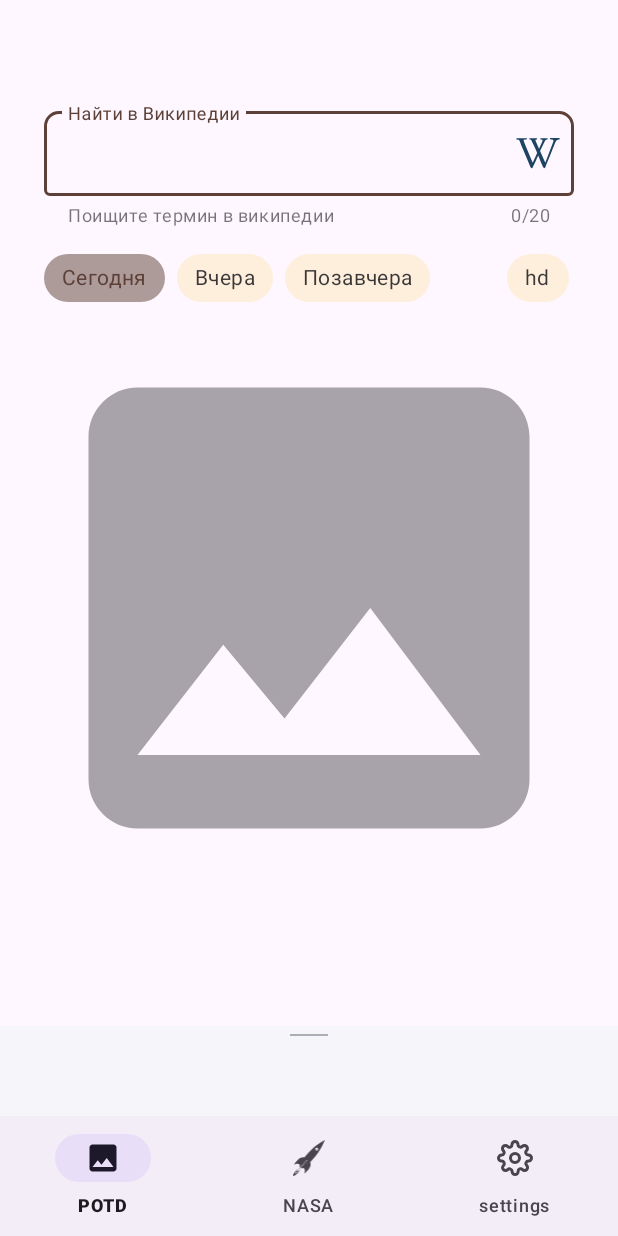
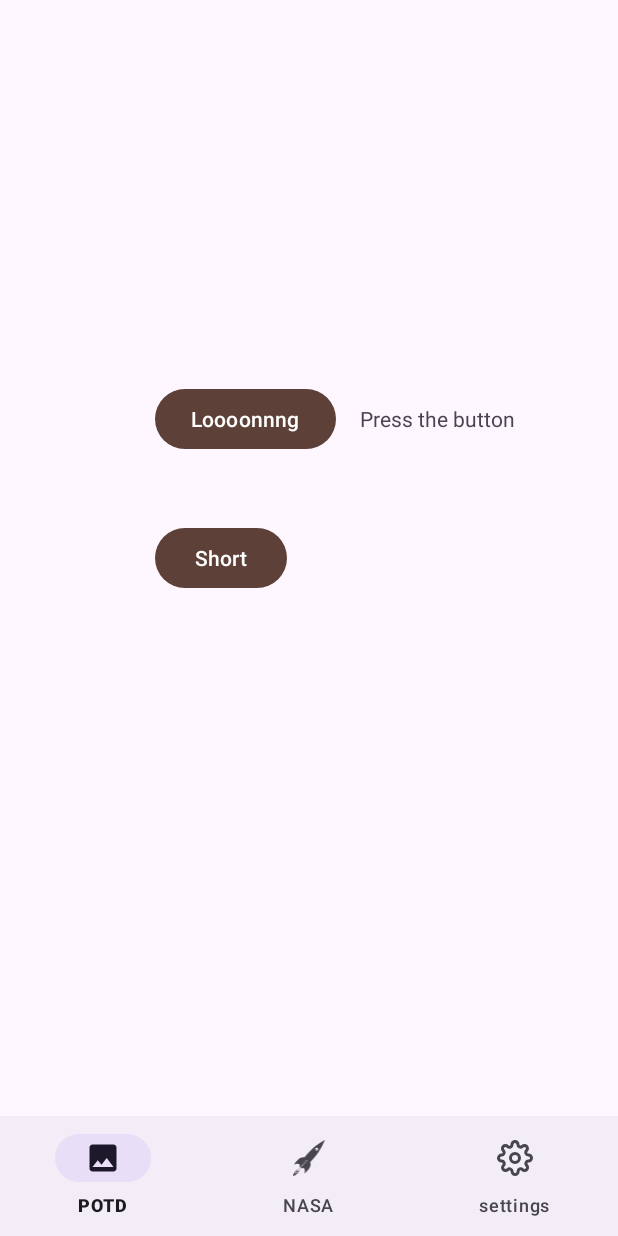
Before and after one commit to vezenye44/MyMaterialYouProject, an Android app: the screen it shows after launch (MainActivity), on a phone screen of 412 x 824 dp. Run offline under Robolectric (Android 15) with nearby library versions, the phone set to English and light mode, and no system bars; pictures from the network do not load; Roboto replaces fonts that are not available here.

Commit message:
Работа с ConstraintLayout | + изменения в fragment_picture_of_the_day.xml попавшие в прошлый коммит.

```diff
--- a/app/src/main/java/ru/geekbrains/mymaterialproject/ui/MainActivity.kt
+++ b/app/src/main/java/ru/geekbrains/mymaterialproject/ui/MainActivity.kt
@@ -6,6 +6,7 @@ import androidx.fragment.app.Fragment
 import ru.geekbrains.mymaterialproject.R
 import ru.geekbrains.mymaterialproject.databinding.MainActivityBinding
 import ru.geekbrains.mymaterialproject.ui.NASA.NASAApiFragment
+import ru.geekbrains.mymaterialproject.ui.constraint.ConstraintsFragment
 import ru.geekbrains.mymaterialproject.ui.pictureOfTheDay.PictureOfTheDayFragment
 import ru.geekbrains.mymaterialproject.ui.settings.SettingsFragment
 
@@ -38,6 +39,8 @@ class MainActivity : AppCompatActivity() {
         if (savedInstanceState == null) {
             binding.navigationView.selectedItemId = R.id.action_POTD
         }
+
+        displayFragment(ConstraintsFragment.newInstance())
 
     }
 
--- /dev/null
+++ b/app/src/main/java/ru/geekbrains/mymaterialproject/ui/constraint/ConstraintsFragment.kt
@@ -0,0 +1,53 @@
+package ru.geekbrains.mymaterialproject.ui.constraint
+
+import android.os.Bundle
+import android.view.LayoutInflater
+import android.view.View
+import android.view.ViewGroup
+import androidx.fragment.app.Fragment
+import com.google.android.material.button.MaterialButton
+import ru.geekbrains.mymaterialproject.R
+import ru.geekbrains.mymaterialproject.databinding.FragmentConstraintsBinding
+
+class ConstraintsFragment : Fragment() {
+
+    private var _binding: FragmentConstraintsBinding? = null
+    private val binding get() = _binding!!
+
+    private lateinit var longText : String
+    private lateinit var shortText : String
+    private val buttonListener : View.OnClickListener = View.OnClickListener {button ->
+        with(binding) {
+            button as MaterialButton
+            if (button.text.equals(longText)) {
+                button.text = shortText
+            } else {
+                button.text = longText
+            }
+        }
+    }
+
+    override fun onCreateView(
+        inflater: LayoutInflater, container: ViewGroup?,
+        savedInstanceState: Bundle?
+    ): View {
+        _binding = FragmentConstraintsBinding.inflate(layoutInflater, container, false)
+        return binding.root
+    }
+
+    override fun onViewCreated(view: View, savedInstanceState: Bundle?) {
+        super.onViewCreated(view, savedInstanceState)
+
+        longText = requireActivity().getString(R.string.long_btn)
+        shortText = requireActivity().getString(R.string.short_btn)
+
+        with(binding) {
+            button1.setOnClickListener(buttonListener)
+            button2.setOnClickListener(buttonListener)
+        }
+    }
+
+    companion object {
+        fun newInstance() = ConstraintsFragment()
+    }
+}
--- /dev/null
+++ b/app/src/main/res/layout/fragment_constraints.xml
@@ -0,0 +1,63 @@
+<?xml version="1.0" encoding="utf-8"?>
+<androidx.constraintlayout.widget.ConstraintLayout xmlns:android="http://schemas.android.com/apk/res/android"
+    android:layout_width="match_parent"
+    android:layout_height="match_parent"
+    xmlns:app="http://schemas.android.com/apk/res-auto">
+
+    <com.google.android.material.button.MaterialButton
+        android:id="@+id/button1"
+        android:layout_width="wrap_content"
+        android:layout_height="wrap_content"
+        android:text="@string/long_btn"
+        app:layout_constraintBottom_toTopOf="@+id/guidelineHorizontal_0.75"
+        app:layout_constraintStart_toStartOf="@+id/guidelineVertical_0.25"
+        app:layout_constraintTop_toTopOf="parent" />
+
+    <com.google.android.material.button.MaterialButton
+        android:id="@+id/button2"
+        android:layout_width="wrap_content"
+        android:layout_height="wrap_content"
+        android:text="@string/short_btn"
+        app:layout_constraintBottom_toBottomOf="parent"
+        app:layout_constraintStart_toStartOf="@+id/guidelineVertical_0.25"
+        app:layout_constraintTop_toTopOf="parent" />
+
+    <androidx.constraintlayout.widget.Barrier
+        android:id="@+id/barrier1"
+        app:barrierDirection="end"
+        android:layout_width="match_parent"
+        android:layout_height="match_parent"
+        app:constraint_referenced_ids="button1,button2"/>
+
+    <TextView
+        android:id="@+id/dependentTextView"
+        android:layout_width="wrap_content"
+        android:layout_height="wrap_content"
+        android:layout_marginStart="16dp"
+        android:text="@string/dependent_text_view"
+        app:layout_constraintBottom_toTopOf="@+id/guidelineHorizontal_0.75"
+        app:layout_constraintStart_toStartOf="@+id/barrier1"
+        app:layout_constraintTop_toTopOf="parent" />
+
+    <androidx.constraintlayout.widget.Guideline
+        android:id="@+id/guidelineVertical_0.25"
+        android:layout_width="0dp"
+        android:layout_height="0dp"
+        android:orientation="vertical"
+        app:layout_constraintGuide_percent="0.25" />
+
+    <androidx.constraintlayout.widget.Guideline
+        android:id="@+id/guidelineVertical_0.75"
+        android:layout_width="0dp"
+        android:layout_height="0dp"
+        android:orientation="vertical"
+        app:layout_constraintGuide_percent="0.75" />
+
+    <androidx.constraintlayout.widget.Guideline
+        android:id="@+id/guidelineHorizontal_0.75"
+        android:layout_width="0dp"
+        android:layout_height="0dp"
+        android:orientation="horizontal"
+        app:layout_constraintGuide_percent="0.75" />
+
+</androidx.constraintlayout.widget.ConstraintLayout>
--- a/app/src/main/res/values/strings.xml
+++ b/app/src/main/res/values/strings.xml
@@ -8,6 +8,10 @@
     <string name="favourite">favourite</string>
     <string name="settings">settings</string>
     <string name="search">Search</string>
+
+    <string name="long_btn">Loooonnng</string>
+    <string name="short_btn">Short</string>
+    <string name="dependent_text_view">Press the button</string>
 
     <string name="play_video_btn">Play in</string>
 
```
